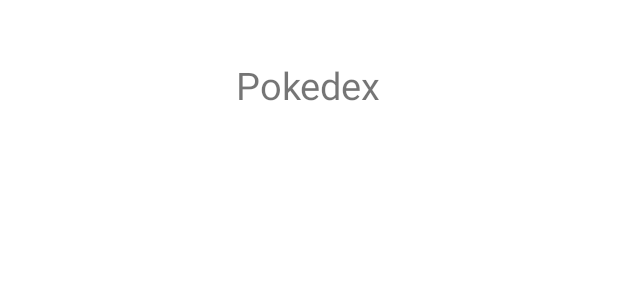
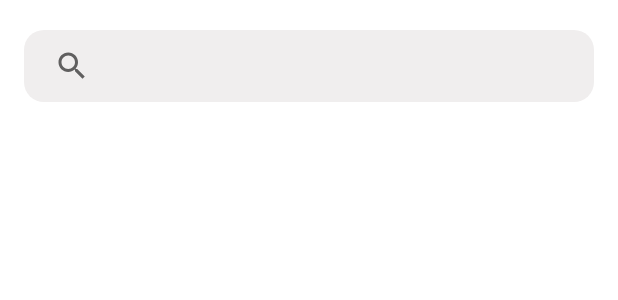
Before and after one commit to liang799/Pokemon-Teams-Java, an Android app: the layout fragment_pokedex.xml on its own in the app's theme, with its tools: preview values and no code run, on a phone screen of 412 x 824 dp. Shown: the top 300 px of the screen. Run offline under Robolectric (Android 15) with nearby library versions, the phone set to English and light mode, and no system bars.

Commit message:
Searchview UI done

```diff
--- /dev/null
+++ b/app/src/main/res/drawable-v24/rounded_corner.xml
@@ -0,0 +1,7 @@
+<?xml version="1.0" encoding="utf-8"?>
+<shape xmlns:android="http://schemas.android.com/apk/res/android"
+    android:shape="rectangle">
+<!--    android:padding="10dp">-->
+    <corners android:radius="13dp"/>
+    <solid android:color="?attr/colorPrimaryVariant"></solid>
+</shape>
--- a/app/src/main/res/layout/fragment_pokedex.xml
+++ b/app/src/main/res/layout/fragment_pokedex.xml
@@ -1,31 +1,22 @@
 <?xml version="1.0" encoding="utf-8"?>
 <androidx.constraintlayout.widget.ConstraintLayout xmlns:android="http://schemas.android.com/apk/res/android"
     xmlns:app="http://schemas.android.com/apk/res-auto"
+    xmlns:tools="http://schemas.android.com/tools"
     android:layout_width="match_parent"
     android:layout_height="match_parent">
 
-    <TextView
-        android:id="@+id/textView"
-        android:layout_width="wrap_content"
+    <SearchView
+        android:layout_width="0dp"
         android:layout_height="wrap_content"
-        android:text="Pokedex"
-        android:textSize="25dp"
-        app:layout_constraintBottom_toBottomOf="parent"
-        app:layout_constraintEnd_toEndOf="parent"
-        app:layout_constraintHorizontal_bias="0.498"
-        app:layout_constraintStart_toStartOf="parent"
-        app:layout_constraintTop_toTopOf="parent"
-        app:layout_constraintVertical_bias="0.05" />
-
-    <androidx.recyclerview.widget.RecyclerView
-        android:id="@+id/userList"
-        android:layout_width="match_parent"
-        android:layout_height="500dp"
-        app:layout_constraintBottom_toBottomOf="parent"
+        android:layout_marginStart="16dp"
+        android:layout_marginTop="20dp"
+        android:layout_marginEnd="16dp"
+        android:background="@drawable/rounded_corner"
+        android:clickable="true"
+        android:iconifiedByDefault="false"
+        android:queryBackground="@android:color/transparent"
         app:layout_constraintEnd_toEndOf="parent"
         app:layout_constraintHorizontal_bias="0.0"
         app:layout_constraintStart_toStartOf="parent"
-        app:layout_constraintTop_toTopOf="parent"
-        app:layout_constraintVertical_bias="0.411" />
-
+        app:layout_constraintTop_toTopOf="parent" />
 </androidx.constraintlayout.widget.ConstraintLayout>
```
Also changed, not shown: app/src/main/java/com/sp/poketeams/PokedexFragment.java (+82 -82 lines).
